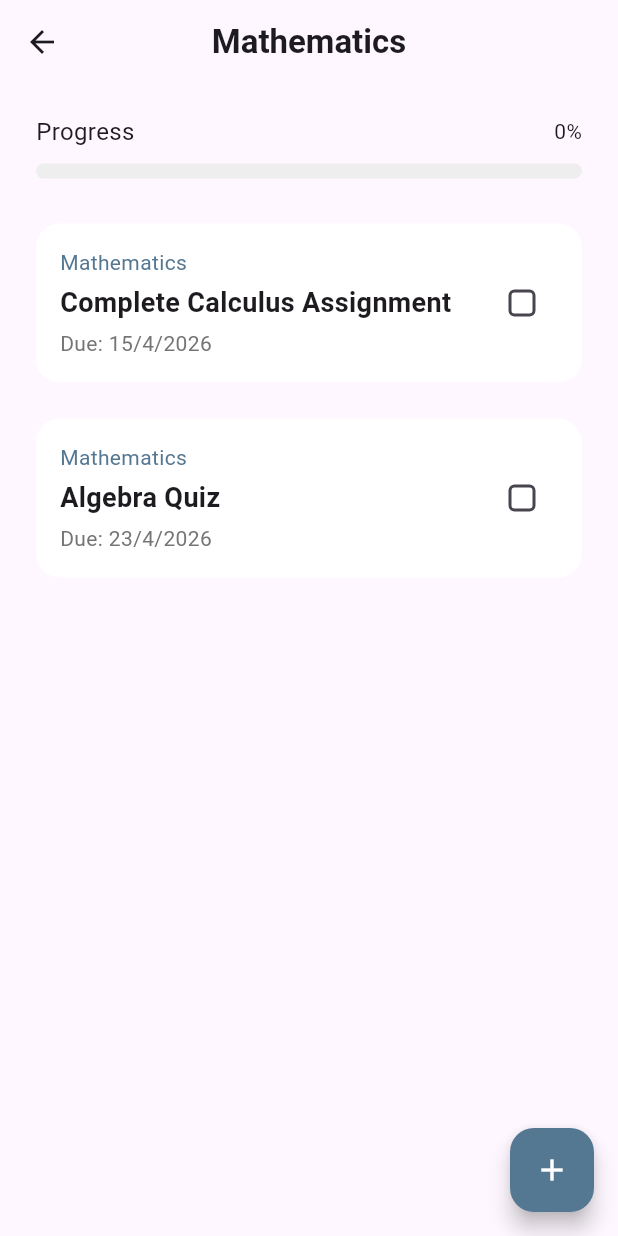
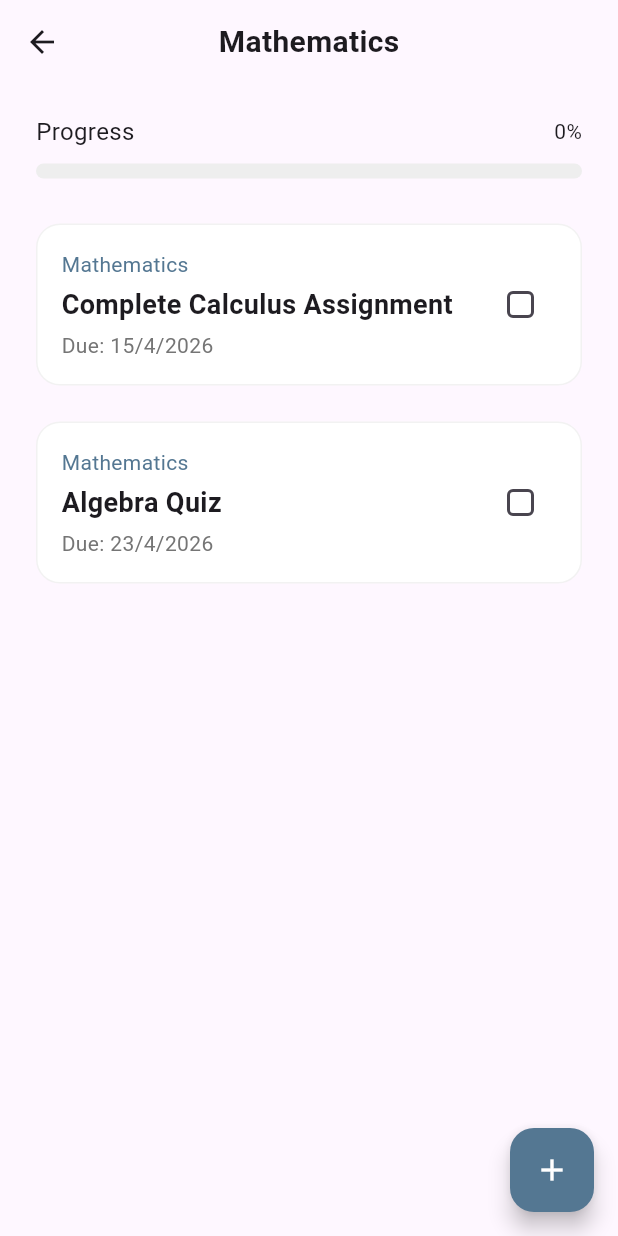
Before and after one commit to basmala004/Stydysync, a Flutter app: the SubjectsScreen screen opened directly, after a tap on "Mathematics", on a phone screen of 412 x 824 dp. Run offline on Flutter 3.47's test engine with Material 3 defaults, Android fonts, the phone set to English and light mode, and no system bars; our stand-ins replace animated_notch_bottom_bar, persistent_bottom_nav_bar.

```diff
--- a/lib/screens/home_screen.dart
+++ b/lib/screens/home_screen.dart
@@ -33,9 +33,9 @@ class _HomeScreenState extends State<HomeScreen> {
           child: Column(
             crossAxisAlignment: CrossAxisAlignment.center,
             children: [
-              Image.asset("assets/bear.png"),
+              Image.asset("assets/welcome.png"),
 
-              SizedBox(height: h*0.025),
+              SizedBox(height: h*0.005),
 
                Text(
                 'Welcome to Studysync!',
@@ -49,7 +49,7 @@ class _HomeScreenState extends State<HomeScreen> {
                 'Let’s study together',
                 style: TextStyle(
                   fontSize: 20,
-                  color: Color(0xFF547792),
+                  color: Color(0xFF4E8D9C),
                 ),
               ),
 
--- a/lib/screens/subject_details_screen.dart
+++ b/lib/screens/subject_details_screen.dart
@@ -27,8 +27,8 @@ class _SubjectDetailsScreenState extends State<SubjectDetailsScreen> {
       builder: (context, child) {
         return Theme(
           data: Theme.of(context).copyWith(
-            colorScheme: const ColorScheme.light(
-              primary: Color(0xFF547792),
+            colorScheme:  ColorScheme.light(
+              primary: Color(0xFF4E8D9C),
               onPrimary: Colors.white,
               onSurface: Colors.black,
             ),
@@ -83,7 +83,7 @@ class _SubjectDetailsScreenState extends State<SubjectDetailsScreen> {
                 width: double.infinity,
                 child: ElevatedButton(
                   style: ElevatedButton.styleFrom(
-                    backgroundColor: const Color(0xFF547792),
+                    backgroundColor: const Color(0xFF4E8D9C),
                     foregroundColor: Colors.white,
                     padding: const EdgeInsets.symmetric(vertical: 12),
                     shape: RoundedRectangleBorder(borderRadius: BorderRadius.circular(10)),
@@ -118,7 +118,16 @@ class _SubjectDetailsScreenState extends State<SubjectDetailsScreen> {
   Widget build(BuildContext context) {
     return Scaffold(
       appBar: AppBar(
-        title: Text(widget.subject.name, style:  TextStyle(fontWeight: FontWeight.bold)),
+        title: Hero(
+          tag: widget.subject.name,
+          child: Material(
+            color: Colors.transparent,
+            child: Text(
+                widget.subject.name,
+                style: const TextStyle(fontWeight: FontWeight.bold, fontSize: 20)
+            ),
+          ),
+        ),
         centerTitle: true,
       ),
       body: Padding(
--- a/lib/screens/subjects_screen.dart
+++ b/lib/screens/subjects_screen.dart
@@ -28,7 +28,9 @@ class _SubjectsScreenState extends State<SubjectsScreen> {
         itemCount: subjects.length,
         itemBuilder: (context, index) {
           final sub = subjects[index];
-          return GestureDetector(
+          return Hero(
+            tag: sub.name,
+            child: GestureDetector(
               onTap:() async {
                 await Navigator.push(
                   context,
@@ -38,6 +40,8 @@ class _SubjectsScreenState extends State<SubjectsScreen> {
                 );
                 setState(() {});
               },
+              child: Material(
+                color: Colors.transparent,
                 child: Container(
                   margin:  EdgeInsets.only(bottom: 16),
                   padding:  EdgeInsets.all(20),
@@ -65,6 +69,8 @@ class _SubjectsScreenState extends State<SubjectsScreen> {
                     ],
                   ),
                 ),
+              ),
+            ),
           );
         },
       ),
--- a/lib/wedgits/task_item_common.dart
+++ b/lib/wedgits/task_item_common.dart
@@ -20,11 +20,16 @@ class TaskItemCommon extends StatelessWidget {
   Widget build(BuildContext context) {
     return Padding(
       padding:  EdgeInsets.only(bottom: 24.0),
-      child: Container(
+      child: AnimatedContainer(
+        duration: Duration(milliseconds: 600),
+        curve: Curves.easeInOut,
         padding: const EdgeInsets.all(16),
         decoration: BoxDecoration(
-          color: Colors.white,
+          color: isCompleted ? Colors.green.shade50 : Colors.white,
           borderRadius: BorderRadius.circular(16),
+          border: Border.all(
+            color: isCompleted ? Colors.green.shade200 : Colors.black.withOpacity(0.05),
+          )
         ),
             child: Row(
             children: [
```
Also changed, not shown: pubspec.yaml (+8 -4 lines), assets/icon.png (added), assets/welcome.png (added), pubspec.lock, 28 other files. Lines whose indentation alone changed are shown as unchanged.
